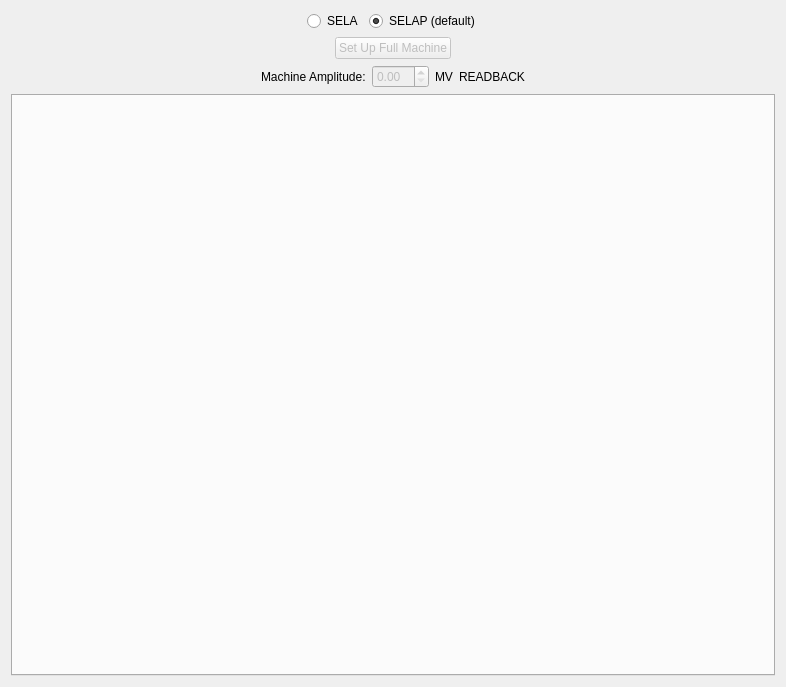
Qt form setup.ui (slaclab/srf_auto_setup) before a commit.
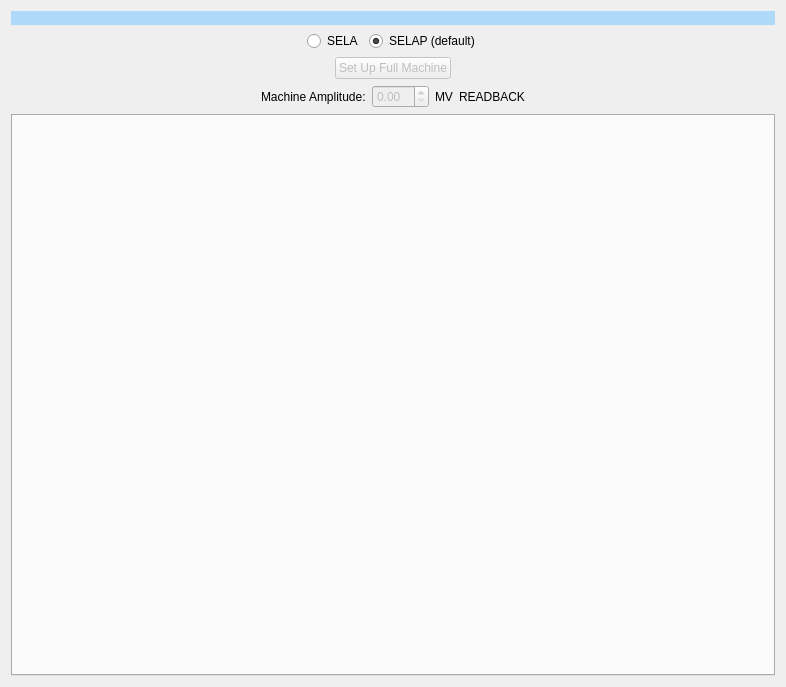
The same form after that commit.

Commit message: adding srf blue bar

Patch:
```diff
--- a/setup.ui
+++ b/setup.ui
@@ -14,6 +14,16 @@
    <string>Auto Setup</string>
   </property>
   <layout class="QVBoxLayout" name="verticalLayout">
+   <item>
+    <widget class="QLabel" name="label_2">
+     <property name="styleSheet">
+      <string notr="true">background-color: rgb(175, 217, 248)</string>
+     </property>
+     <property name="text">
+      <string/>
+     </property>
+    </widget>
+   </item>
    <item>
     <layout class="QHBoxLayout" name="horizontalLayout_4">
      <item>
```
